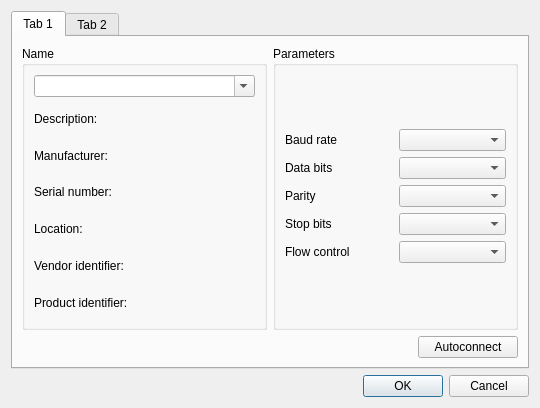
Old version of the form src/dialog_connect.ui in the repository TomHyhlik/termik.
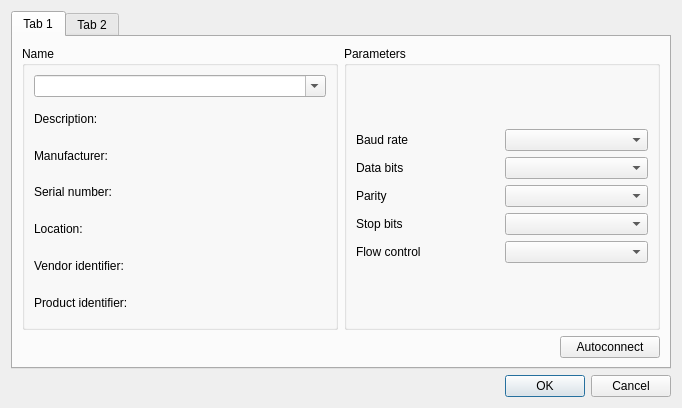
New version of the form.

The edit to the form file:
```diff
--- a/src/dialog_connect.ui
+++ b/src/dialog_connect.ui
@@ -6,7 +6,7 @@
    <rect>
     <x>0</x>
     <y>0</y>
-    <width>540</width>
+    <width>682</width>
     <height>408</height>
    </rect>
   </property>
```
